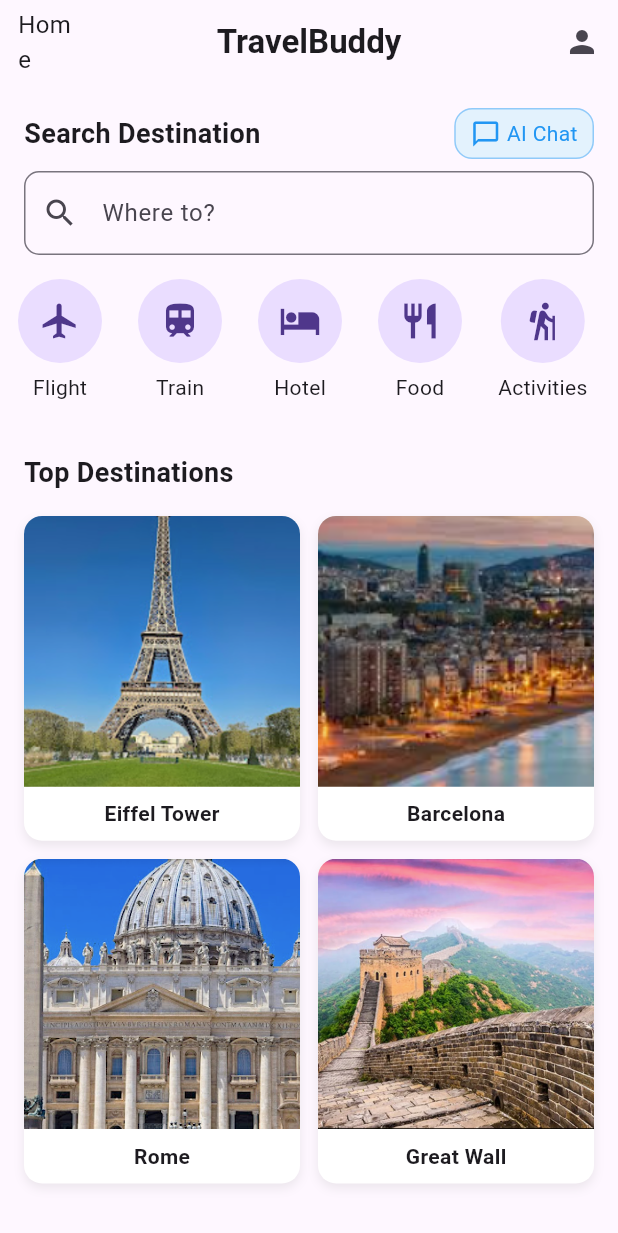
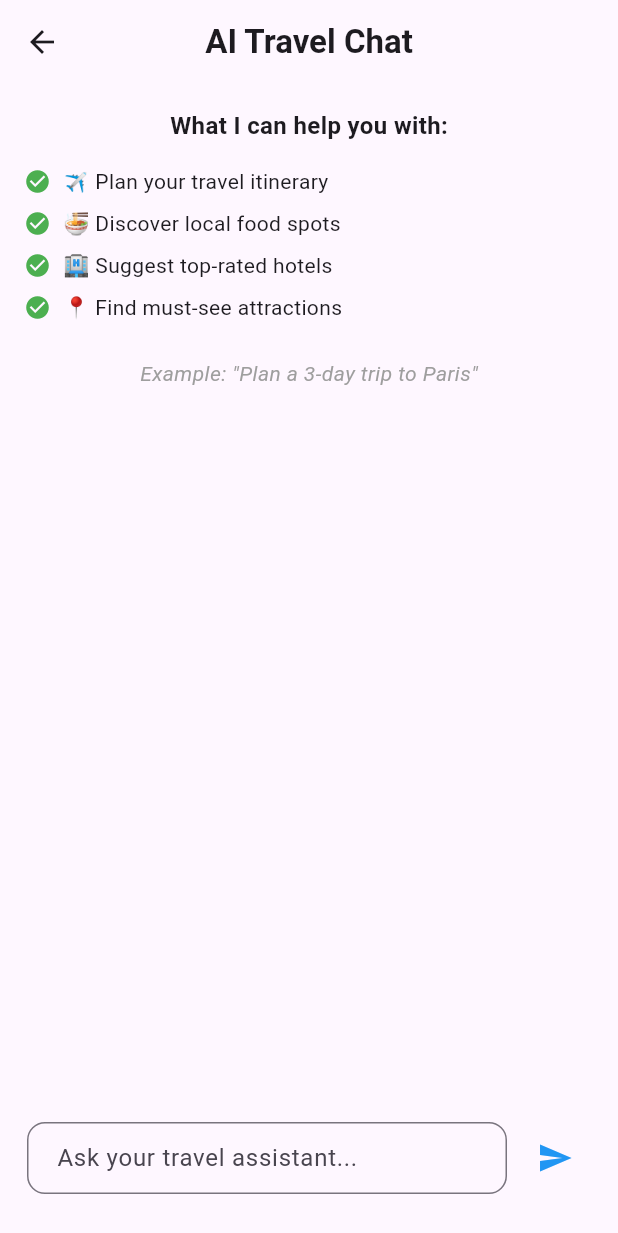
Before and after one commit to Hasan7e/TravelBuddy, a Flutter app: the screen it shows after launch, after a tap on "AI Chat", on a phone screen of 412 x 824 dp. Shown: the top 1233 px of the screen. Run offline on Flutter 3.47's test engine with Material 3 defaults, Android fonts, the phone set to English and light mode, and no system bars.

Commit message:
Chatbot AI page GUI created

```diff
--- a/lib/main.dart
+++ b/lib/main.dart
@@ -1,4 +1,5 @@
 import 'package:flutter/material.dart';
+import 'package:travelbuddy/pages/chatbot_page.dart';
 
 void main() {
   runApp(TravelBuddyApp());
@@ -12,6 +13,10 @@ class TravelBuddyApp extends StatelessWidget {
       title: 'TravelBuddy',
       theme: ThemeData(primarySwatch: Colors.blue),
       home: HomeScreen(),
+      routes: {
+        '/chatbot':
+            (context) => const ChatBotPage(), //routes to the AI chatbot Page
+      },
     );
   }
 }
@@ -47,7 +52,7 @@ class HomeScreen extends StatelessWidget {
         child: Column(
           crossAxisAlignment: CrossAxisAlignment.start,
           children: [
-            _buildSearchBar(),
+            _buildSearchBar(context),
             _buildHorizontalOptions(),
             const Padding(
               padding: EdgeInsets.all(16.0),
@@ -66,7 +71,7 @@ class HomeScreen extends StatelessWidget {
 }
 
 // searchbar with AI chatbot icon beside it
-Widget _buildSearchBar() {
+Widget _buildSearchBar(BuildContext context) {
   return Padding(
     padding: const EdgeInsets.all(16.0),
     child: Column(
@@ -82,8 +87,12 @@ Widget _buildSearchBar() {
             ),
             GestureDetector(
               onTap: () {
-                // You can trigger chatbot functionality or navigation here
+                // we can trigger chatbot functionality or navigation here
                 print("AI Chatbot tapped");
+                Navigator.pushNamed(
+                  context,
+                  '/chatbot',
+                ); // Navigate to Chatbot page
               },
               child: Container(
                 padding: const EdgeInsets.symmetric(
--- /dev/null
+++ b/lib/pages/chatbot_page.dart
@@ -0,0 +1,122 @@
+import 'package:flutter/material.dart';
+
+// class ChatBotPage extends StatelessWidget {
+//   const ChatBotPage({super.key});
+
+//   @override
+//   Widget build(BuildContext context) {
+//     return Scaffold(
+//       appBar: AppBar(title: const Text('AI Chatbot')),
+//       body: const Center(
+//         child: Text(
+//           'This is the AI Chatbot page!',
+//           style: TextStyle(fontSize: 18),
+//         ),
+//       ),
+//     );
+//   }
+// }
+
+class ChatBotPage extends StatelessWidget {
+  const ChatBotPage({super.key});
+
+  @override
+  Widget build(BuildContext context) {
+    return Scaffold(
+      appBar: AppBar(
+        title: const Text(
+          "AI Travel Chat",
+          style: TextStyle(fontWeight: FontWeight.bold),
+        ),
+        centerTitle: true,
+        leading: IconButton(
+          icon: const Icon(Icons.arrow_back),
+          onPressed: () => Navigator.pop(context),
+        ),
+      ),
+      body: Column(
+        children: [
+          const SizedBox(height: 16),
+
+          // 💡 Features in the middle
+          Padding(
+            padding: const EdgeInsets.symmetric(horizontal: 16.0),
+            child: Column(
+              children: const [
+                Text(
+                  "What I can help you with:",
+                  style: TextStyle(fontSize: 16, fontWeight: FontWeight.bold),
+                ),
+                SizedBox(height: 12),
+                FeatureItem(text: "✈️ Plan your travel itinerary"),
+                FeatureItem(text: "🍜 Discover local food spots"),
+                FeatureItem(text: "🏨 Suggest top-rated hotels"),
+                FeatureItem(text: "📍 Find must-see attractions"),
+                SizedBox(height: 20),
+                Text(
+                  "Example: \"Plan a 3-day trip to Paris\"",
+                  style: TextStyle(
+                    fontStyle: FontStyle.italic,
+                    color: Colors.grey,
+                  ),
+                ),
+              ],
+            ),
+          ),
+
+          const Spacer(),
+
+          // 📝 Prompt input at bottom
+          Padding(
+            padding: const EdgeInsets.fromLTRB(18, 14, 18, 28),
+            child: Row(
+              children: [
+                Expanded(
+                  child: TextField(
+                    decoration: InputDecoration(
+                      hintText: "Ask your travel assistant...",
+                      border: OutlineInputBorder(
+                        borderRadius: BorderRadius.circular(12),
+                      ),
+                      contentPadding: const EdgeInsets.symmetric(
+                        horizontal: 16,
+                        vertical: 12,
+                      ),
+                    ),
+                  ),
+                ),
+                const SizedBox(width: 8),
+                IconButton(
+                  icon: const Icon(Icons.send, color: Colors.blue),
+                  onPressed: () {
+                    // You can add your AI logic here
+                    print("Prompt sent");
+                  },
+                ),
+              ],
+            ),
+          ),
+        ],
+      ),
+    );
+  }
+}
+
+class FeatureItem extends StatelessWidget {
+  final String text;
+  const FeatureItem({super.key, required this.text});
+
+  @override
+  Widget build(BuildContext context) {
+    return Padding(
+      padding: const EdgeInsets.symmetric(vertical: 4.0),
+      child: Row(
+        children: [
+          const Icon(Icons.check_circle, color: Colors.green, size: 18),
+          const SizedBox(width: 8),
+          Expanded(child: Text(text)),
+        ],
+      ),
+    );
+  }
+}
```
